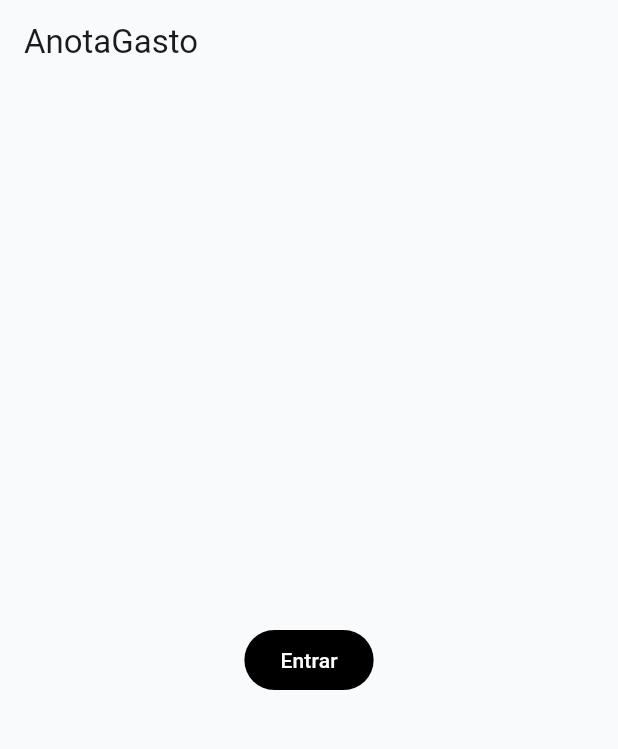
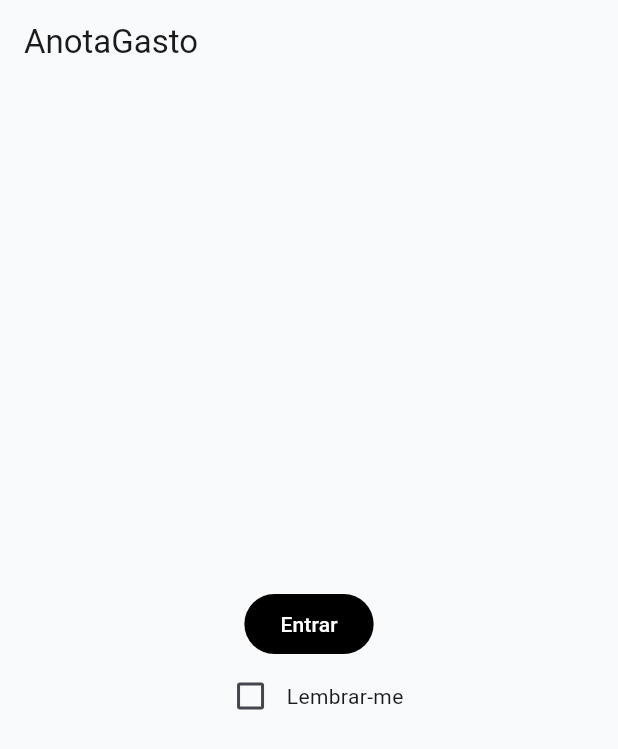
Before and after one commit to lucasdasial/anotagasto-app, a Flutter app: the screen it shows after launch, on a phone screen of 412 x 824 dp. Shown: the top 749 px of the screen. Run offline on Flutter 3.47's test engine with Material 3 defaults, Android fonts, the phone set to English and light mode, and no system bars; our stand-ins replace flutter_riverpod.

Commit message:
implement example with riverpod

```diff
--- a/lib/app/app.dart
+++ b/lib/app/app.dart
@@ -1,18 +1,20 @@
 import 'package:anotagasto/core/theme/app_theme.dart';
 import 'package:anotagasto/features/auth/login/login_page.dart';
 import 'package:flutter/material.dart';
+import 'package:flutter_riverpod/flutter_riverpod.dart';
 
 class App extends StatelessWidget {
   const App({super.key});
 
   @override
   Widget build(BuildContext context) {
-    return MaterialApp(
-      title: 'Anota Gasto',
-      debugShowCheckedModeBanner: false,
-
-      theme: AppTheme.get(),
-      home: const LoginPage(),
+    return ProviderScope(
+      child: MaterialApp(
+        title: 'Anota Gasto',
+        debugShowCheckedModeBanner: false,
+        theme: AppTheme.get(),
+        home: const LoginPage(),
+      ),
     );
   }
 }
--- a/lib/features/auth/login/login_page.dart
+++ b/lib/features/auth/login/login_page.dart
@@ -1,33 +1,50 @@
 import 'package:anotagasto/core/ui_state.dart';
 import 'package:anotagasto/features/auth/login/login_view_model.dart';
 import 'package:flutter/material.dart';
-import 'package:provider/provider.dart';
+import 'package:flutter_riverpod/flutter_riverpod.dart';
 
-class LoginPage extends StatelessWidget {
+class LoginPage extends ConsumerWidget {
   const LoginPage({super.key});
 
   @override
-  Widget build(BuildContext context) {
+  Widget build(BuildContext context, WidgetRef ref) {
+    final uiState = ref.watch(loginViewModelProvider.select((s) => s.uiState));
+    final rememberMe = ref.watch(
+      loginViewModelProvider.select((s) => s.rememberMe),
+    );
+    final vm = ref.read(loginViewModelProvider.notifier);
+
     return Scaffold(
       appBar: AppBar(title: Text("AnotaGasto")),
-      body: ChangeNotifierProvider<LoginViewModel>(
-        create: (_) => LoginViewModel(),
-        child: Consumer<LoginViewModel>(
-          builder: (context, viewModel, child) {
-            return Center(
-              child: switch (viewModel.state) {
-                Initial() => FilledButton(
-                  onPressed: viewModel.login,
-                  child: Text("Entrar"),
-                ),
-                Loading() => CircularProgressIndicator(),
-                Success(:final data) => Text("Logado: $data"),
-                Error(:final message) => Text("Erro: $message"),
-                _ => SizedBox.shrink(),
-              },
-            );
-          },
-        ),
+      body: Center(
+        child: switch (uiState) {
+          Initial() => Column(
+            mainAxisSize: MainAxisSize.min,
+            children: [
+              FilledButton(onPressed: vm.login, child: Text("Entrar")),
+              Row(
+                mainAxisSize: MainAxisSize.min,
+                children: [
+                  Checkbox(
+                    value: rememberMe,
+                    onChanged: (value) => vm.setRememberMe(value ?? false),
+                  ),
+                  Text("Lembrar-me"),
+                ],
+              ),
+            ],
+          ),
+          Loading() => CircularProgressIndicator(),
+          Success(:final data) => Column(
+            mainAxisAlignment: .center,
+            children: [
+              Text("Logado: $data"),
+              OutlinedButton(onPressed: vm.logout, child: Text("Sair")),
+            ],
+          ),
+          Error(:final message) => Text("Erro: $message"),
+          _ => SizedBox.shrink(),
+        },
       ),
     );
   }
--- a/pubspec.yaml
+++ b/pubspec.yaml
@@ -34,7 +34,7 @@ dependencies:
   # The following adds the Cupertino Icons font to your application.
   # Use with the CupertinoIcons class for iOS style icons.
   cupertino_icons: ^1.0.8
-  provider: ^6.1.5+1
+  flutter_riverpod: ^2.6.1
 
 dev_dependencies:
   flutter_test:
```
Also changed, not shown: lib/core/ui_state.dart (+15 -7 lines), lib/features/auth/login/login_view_model.dart (+31 -8 lines), pubspec.lock.
